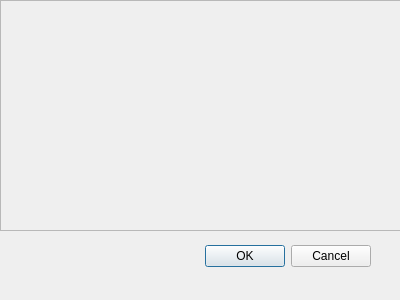
Before: the Qt Designer form analyseresultdialog.ui in 424276922/APIUI, drawn with Qt 5.
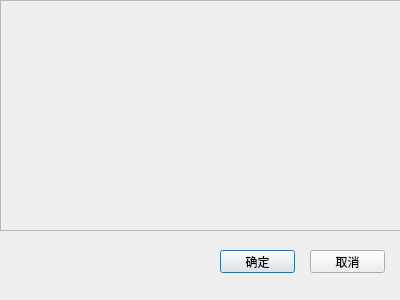
After: the same form once the commit is applied.

Patch:
```diff
--- a/analyseresultdialog.ui
+++ b/analyseresultdialog.ui
@@ -13,22 +13,6 @@
   <property name="windowTitle">
    <string>Dialog</string>
   </property>
-  <widget class="QDialogButtonBox" name="buttonBox">
-   <property name="geometry">
-    <rect>
-     <x>30</x>
-     <y>240</y>
-     <width>341</width>
-     <height>32</height>
-    </rect>
-   </property>
-   <property name="orientation">
-    <enum>Qt::Horizontal</enum>
-   </property>
-   <property name="standardButtons">
-    <set>QDialogButtonBox::Cancel|QDialogButtonBox::Ok</set>
-   </property>
-  </widget>
   <widget class="QWidget" name="horizontalLayoutWidget">
    <property name="geometry">
     <rect>
@@ -58,6 +42,32 @@
     </item>
    </layout>
   </widget>
+  <widget class="QPushButton" name="pushButton">
+   <property name="geometry">
+    <rect>
+     <x>220</x>
+     <y>250</y>
+     <width>75</width>
+     <height>23</height>
+    </rect>
+   </property>
+   <property name="text">
+    <string>确定</string>
+   </property>
+  </widget>
+  <widget class="QPushButton" name="pushButton_2">
+   <property name="geometry">
+    <rect>
+     <x>310</x>
+     <y>250</y>
+     <width>75</width>
+     <height>23</height>
+    </rect>
+   </property>
+   <property name="text">
+    <string>取消</string>
+   </property>
+  </widget>
  </widget>
  <resources/>
  <connections>
```
Left out of the diff: 35 changed lines with no effect on the pictures.
